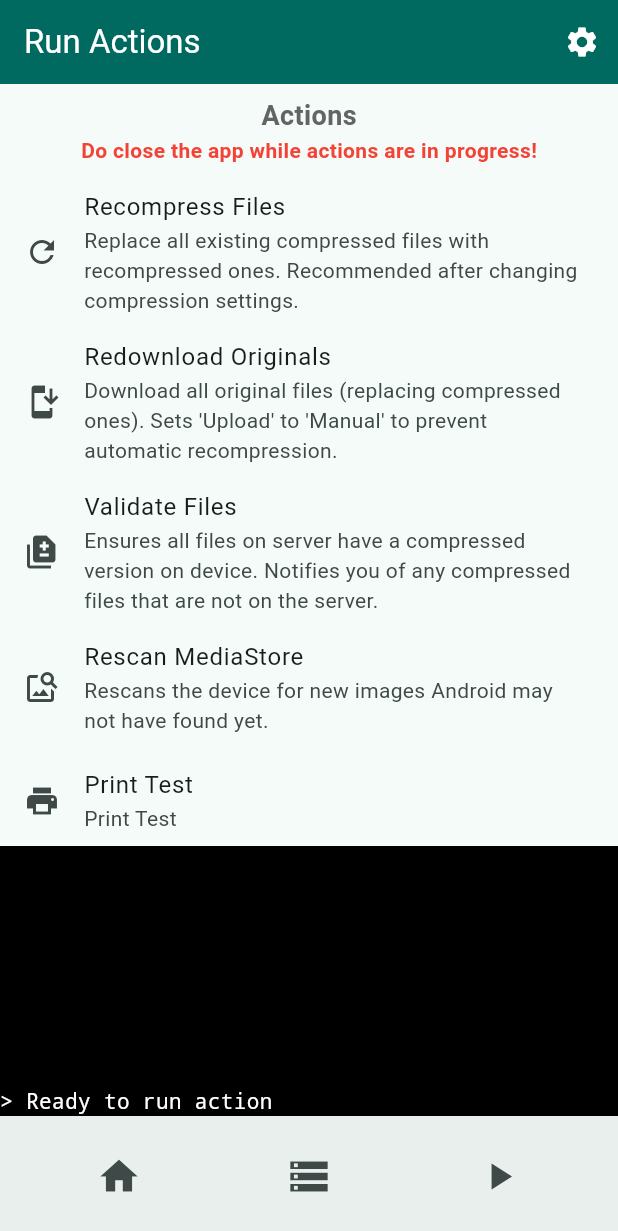
After one commit to Robert-M-Lucas/pheco, a Flutter app: the RunPage screen opened directly, on a phone screen of 412 x 824 dp. The commit adds this screen. Shown: the top 1231 px of the screen. Run offline on Flutter 3.47's test engine with Material 3 defaults, Android fonts, the phone set to English and light mode, and no system bars; our stand-ins replace file_picker, permission_handler, shared_preferences; accounts and stored records are empty.

Commit message:
Run page

```diff
--- /dev/null
+++ b/devtools_options.yaml
@@ -0,0 +1,3 @@
+description: This file stores settings for Dart & Flutter DevTools.
+documentation: https://docs.flutter.dev/tools/devtools/extensions#configure-extension-enablement-states
+extensions:
--- /dev/null
+++ b/lib/ui/pages/run_page.dart
@@ -0,0 +1,181 @@
+import 'dart:math';
+
+import 'package:flutter/material.dart';
+import 'package:flutter/services.dart';
+import 'package:pheco/ui/pages/settings_page.dart';
+import 'package:pheco/ui/shared/main_bottom_bar.dart';
+
+class RunPage extends StatefulWidget {
+  const RunPage({super.key});
+
+  @override
+  State<RunPage> createState() => _RunPageState();
+}
+
+class _RunPageState extends State<RunPage> {
+  final platform = const MethodChannel('com.example.pheco/channel');
+  List<String> _output = [
+    "",
+    "",
+    "",
+    "",
+    "",
+    "",
+    "",
+    "",
+    "> Ready to run action"
+  ];
+
+  bool _runningTask = false;
+
+  void consoleText(String text) {
+    print("[consoleText]: $text");
+    setState(() {
+      _output.removeAt(0);
+      _output.add(text);
+    });
+  }
+
+  @override
+  void initState() {
+    // Broken
+    // platform.setMethodCallHandler((MethodCall call) async {
+    //   if (call.method == 'updateProgress') {
+    //     print(call.arguments);
+    //     consoleText(call.arguments["value"]);
+    //   }
+    //   print(call);
+    // });
+    super.initState();
+  }
+
+  @override
+  Widget build(BuildContext context) {
+    return Scaffold(
+      appBar: AppBar(
+        backgroundColor: Theme.of(context).colorScheme.primary,
+        title: const Text("Run Actions", style: TextStyle(color: Colors.white)),
+        iconTheme: const IconThemeData(color: Colors.white),
+        actions: [
+          IconButton(
+            icon: const Icon(Icons.settings), // Settings cog icon
+            onPressed: _runningTask ? null : () {
+              Navigator.of(context).push(MaterialPageRoute(
+                  builder: (context) => const SettingsPage()));
+            },
+          ),
+        ],
+      ),
+      body: Column(children: [
+        Expanded(
+            child: ListView(children: [
+          const Padding(
+            padding: EdgeInsets.only(left: 8.0, right: 8.0, top: 8.0),
+            child: Center(
+                child: Text(
+              'Actions',
+              style: TextStyle(
+                  fontSize: 18,
+                  fontWeight: FontWeight.bold,
+                  color: Color.fromARGB(255, 100, 100, 100)),
+            )),
+          ),
+          const Padding(
+              padding: EdgeInsets.only(bottom: 8.0),
+              child: Center(
+                child: Text('Do close the app while actions are in progress!',
+                    style: TextStyle(
+                      fontSize: 14,
+                      fontWeight: FontWeight.bold,
+                      color: Colors.red,
+                    )),
+              )),
+          ListTile(
+            leading: const Icon(Icons.refresh),
+            title: const Text('Recompress Files'),
+            enabled: !_runningTask,
+            subtitle: const Text(
+                'Replace all existing compressed files with recompressed ones. Recommended after changing compression settings.'),
+            onTap: () {
+              consoleText("> [Not Implemented] Recompress Files");
+            },
+          ),
+          ListTile(
+            leading: const Icon(Icons.install_mobile),
+            title: const Text('Redownload Originals'),
+            enabled: !_runningTask,
+            subtitle: const Text(
+                'Download all original files (replacing compressed ones). Sets \'Upload\' to \'Manual\' to prevent automatic recompression.'),
+            onTap: () {
+              consoleText("> [Not Implemented] Redownload Originals");
+            },
+          ),
+          ListTile(
+            leading: const Icon(Icons.difference),
+            title: const Text('Validate Files'),
+            enabled: !_runningTask,
+            subtitle: const Text(
+                'Ensures all files on server have a compressed version on device. Notifies you of any compressed files that are not on the server.'),
+            onTap: () {
+              consoleText("> [Not Implemented] Validate Files");
+            },
+          ),
+            ListTile(
+              leading: const Icon(Icons.image_search),
+              title: const Text('Rescan MediaStore'),
+              enabled: !_runningTask,
+              subtitle: const Text(
+                  'Rescans the device for new images Android may not have found yet.'),
+              onTap: () async {
+                setState(() {
+                  _runningTask = true;
+                });
+                consoleText("> Rescanning MediaStore (can take up to a minute)");
+                consoleText("Note: This task has no progress indication");
+                Stopwatch s1 = Stopwatch()..start();
+                await platform.invokeMethod('rescanMedia');
+                s1.stop();
+                consoleText("Done - ${s1.elapsedMilliseconds}ms");
+                setState(() {
+                  _runningTask = false;
+                });
+              },
+            ),
+          ListTile(
+            leading: const Icon(Icons.print),
+            title: const Text('Print Test'),
+            subtitle: const Text('Print Test'),
+            enabled: !_runningTask,
+            onTap: () async {
+              setState(() {
+                _runningTask = true;
+              });
+              consoleText("> Starting print test...");
+              await Future.delayed(const Duration(seconds: 1));
+              for (var i = 0; i < 100; i++) {
+                consoleText("[PrintTest]: ${Random().nextInt(4294967296)}${Random().nextInt(4294967296)}${Random().nextInt(4294967296)}");
+                await Future.delayed(Duration(milliseconds: Random().nextInt(100)));
+              }
+              await Future.delayed(const Duration(seconds: 2));
+              consoleText("Done!");
+              setState(() {
+                _runningTask = false;
+              });
+            },
+          ),
+        ])),
+        Container(
+          width: double.infinity,
+          color: Colors.black,
+          child: Text(
+            _output.join("\n"),
+            style: const TextStyle(color: Colors.white, fontFamily: "monospace"),
+            overflow: TextOverflow.clip,
+            softWrap: false,
+          ),
+        )
+      ]),
+      bottomNavigationBar: MainBottomBar(type: null, enabled: !_runningTask),
+    );
+  }
+}
--- /dev/null
+++ b/lib/ui/shared/main_bottom_bar.dart
@@ -0,0 +1,85 @@
+import 'package:flutter/material.dart';
+
+import '../pages/gallery_page.dart';
+import '../pages/run_page.dart';
+
+class MainBottomBar extends StatefulWidget {
+  const MainBottomBar({super.key, required this.type, required this.enabled});
+
+  final GalleryType? type;
+  final bool enabled;
+
+  @override
+  State<MainBottomBar> createState() => _MainBottomBarState();
+}
+
+class _MainBottomBarState extends State<MainBottomBar> {
+  void navigateToOther(GalleryType other) {
+    Navigator.of(context).pushReplacement(PageRouteBuilder(
+      pageBuilder: (context, animation, secondaryAnimation) =>
+          GalleryPage(type: other),
+      transitionsBuilder: (context, animation, secondaryAnimation, child) {
+        final tween = Tween(begin: 0.0, end: 1.0);
+        final opacityAnimation = animation.drive(tween);
+        return FadeTransition(opacity: opacityAnimation, child: child);
+      },
+    ));
+  }
+
+  @override
+  Widget build(BuildContext context) {
+    return BottomAppBar(
+      shape: const CircularNotchedRectangle(),
+      notchMargin: 8.0,
+      child: Row(
+        mainAxisAlignment: MainAxisAlignment.spaceAround,
+        children: [
+          Expanded(
+            child: SizedBox.expand(
+              child: IconButton(
+                icon: const Icon(Icons.home, size: 30),
+                onPressed: widget.enabled ? () {
+                  if (widget.type != GalleryType.local) {
+                    navigateToOther(GalleryType.local);
+                  }
+                } : null,
+              ),
+            ),
+          ),
+          Expanded(
+            child: SizedBox.expand(
+              child: IconButton(
+                icon: const Icon(Icons.storage, size: 30),
+                onPressed: widget.enabled ? () {
+                  if (widget.type != GalleryType.serverOnly) {
+                    navigateToOther(GalleryType.serverOnly);
+                  }
+                } : null,
+              ),
+            ),
+          ),
+          Expanded(
+            child: SizedBox.expand(
+              child: IconButton(
+                icon: const Icon(Icons.play_arrow, size: 30),
+                onPressed: widget.enabled ? () {
+                  Navigator.of(context).pushReplacement(PageRouteBuilder(
+                    pageBuilder: (context, animation, secondaryAnimation) =>
+                        RunPage(),
+                    transitionsBuilder:
+                        (context, animation, secondaryAnimation, child) {
+                      final tween = Tween(begin: 0.0, end: 1.0);
+                      final opacityAnimation = animation.drive(tween);
+                      return FadeTransition(
+                          opacity: opacityAnimation, child: child);
+                    },
+                  ));
+                } : null,
+              ),
+            ),
+          ),
+        ],
+      ),
+    );
+  }
+}
```
Also changed, not shown: lib/ui/pages/gallery_page.dart (+17 -85 lines), lib/ui/pages/settings_page.dart (+45 -15 lines), 1 other file.
